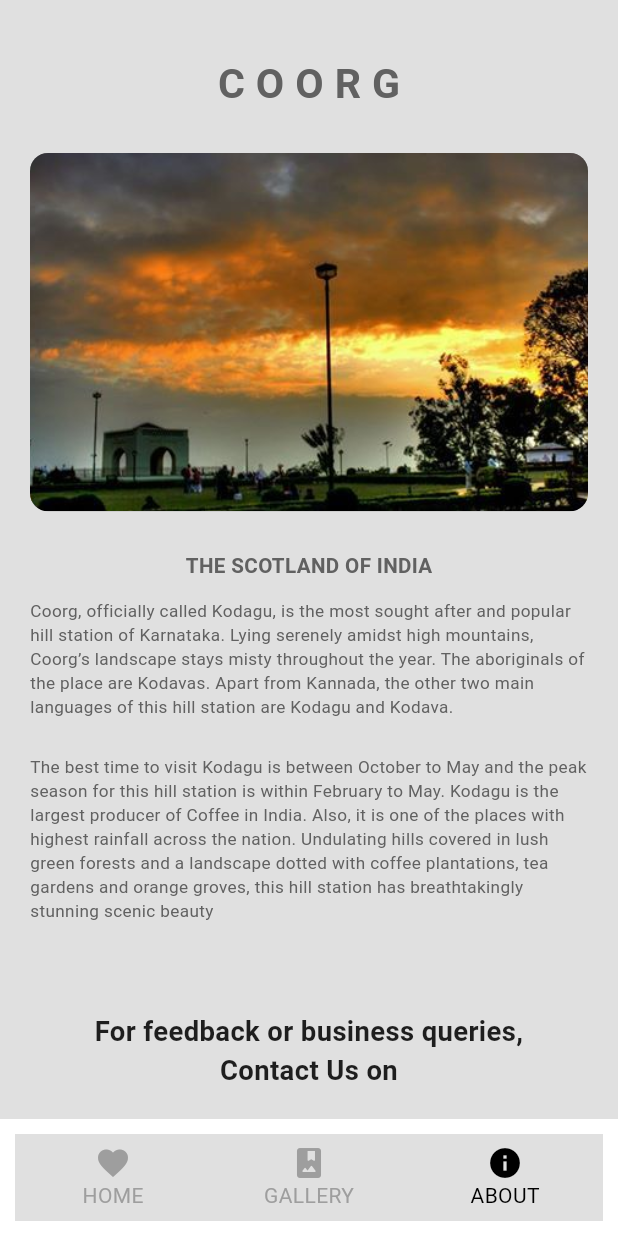
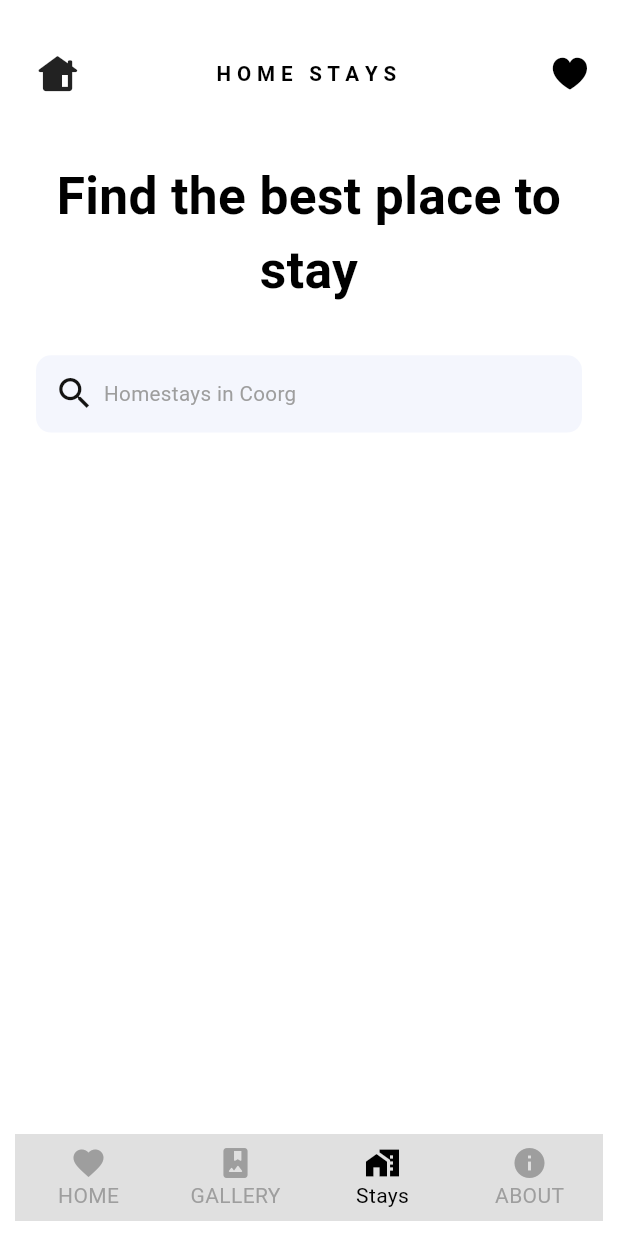
Before and after one commit to iamsajidshaz/COORG, a Flutter app: the HomePage screen opened directly, item 3 of the bottom bar chosen, on a phone screen of 412 x 824 dp. Run offline on Flutter 3.47's test engine with Material 3 defaults, Android fonts, the phone set to English and light mode, and no system bars; our stand-ins replace flutter_screenutil, flutter_social_button, google_mobile_ads, google_nav_bar, photo_view, readmore; missing offline and left inert: maps_launcher.

Commit message:
debugging on 04302024

```diff
--- a/lib/pages/home_page.dart
+++ b/lib/pages/home_page.dart
@@ -1,7 +1,7 @@
-import 'package:coorg/components/bottom_nav_bar.dart';
 import 'package:coorg/pages/navpages/about.dart';
 import 'package:coorg/pages/navpages/gallery.dart';
 import 'package:coorg/pages/navpages/home.dart';
+import 'package:coorg/pages/navpages/home_stays_page.dart';
 import 'package:flutter/material.dart';
 
 class HomePage extends StatefulWidget {
@@ -22,20 +22,15 @@ class _HomePageState extends State<HomePage> {
 
   // pages to display
   final List<Widget> _pages = [
-    Home(),
+    const Home(),
     GalleryPage(),
-    // about us page
-    AboutPage(),
+    const HomeStaysPage(),
+    const AboutPage(),
   ];
 
   @override
   Widget build(BuildContext context) {
     return Scaffold(
-      // backgroundColor: Colors.amber,
-      // bottomNavigationBar:
-      // MyBottomNavBar(
-      //   onTabChange: (index) => navigateBottomBar(index),
-      // ),
       bottomNavigationBar: Container(
         padding: const EdgeInsets.symmetric(vertical: 10, horizontal: 10),
         child: BottomNavigationBar(
@@ -61,6 +56,10 @@ class _HomePageState extends State<HomePage> {
               label: 'GALLERY',
             ),
             BottomNavigationBarItem(
+              icon: Icon(Icons.maps_home_work_sharp),
+              label: 'Stays',
+            ),
+            BottomNavigationBarItem(
               icon: Icon(Icons.info),
               label: 'ABOUT',
             ),
--- a/lib/pages/main_splash_screen.dart
+++ b/lib/pages/main_splash_screen.dart
@@ -58,7 +58,7 @@ class _MainSplashScreenState extends State<MainSplashScreen> {
                   fontSize: 40.sp,
                 ),
               ),
-              SizedBox(
+              const SizedBox(
                 height: 5,
               ),
               Text(
--- a/lib/pages/navpages/gallery.dart
+++ b/lib/pages/navpages/gallery.dart
@@ -7,7 +7,7 @@ import '../../components/single_gallery_item.dart';
 class GalleryPage extends StatelessWidget {
   GalleryPage({super.key});
 
-  final List _gallery_images = [
+  final List _galleryImages = [
     "assets/images/raja_seat.jpg",
     "assets/images/abbey_falls.jpg",
     "assets/images/madikeri_fort.jpg",
@@ -68,10 +68,10 @@ class GalleryPage extends StatelessWidget {
         gridDelegate: const SliverGridDelegateWithFixedCrossAxisCount(
           crossAxisCount: 2,
         ),
-        itemCount: _gallery_images.length,
+        itemCount: _galleryImages.length,
         itemBuilder: (BuildContext context, int index) {
           return GalleryItem(
-            image: _gallery_images[index],
+            image: _galleryImages[index],
             imagePlace: _placesList[index],
           );
         },
--- a/lib/pages/navpages/home.dart
+++ b/lib/pages/navpages/home.dart
@@ -72,7 +72,7 @@ class _HomeState extends State<Home> {
     'Omkareshwara Temple',
     'ChikliHole Dam',
   ];
-  final List _places_images = [
+  final List _placesImages = [
     "assets/images/raja_seat.jpg",
     "assets/images/abbey_falls.jpg",
     "assets/images/madikeri_fort.jpg",
@@ -264,7 +264,7 @@ class _HomeState extends State<Home> {
                 children: [
                   Icon(
                     Icons.search,
-                    color: Color(0xffBFC205),
+                    color: const Color(0xffBFC205),
                     size: 24.sp,
                   ),
                   SizedBox(
@@ -309,7 +309,7 @@ class _HomeState extends State<Home> {
                   padding: const EdgeInsets.only(top: 8.0, right: 12),
                   child: PlacesList(
                     text: _placesList[index],
-                    image: _places_images[index],
+                    image: _placesImages[index],
                     desc: _desc[index],
                     lat: _lats[index],
                     lang: _langs[index],
@@ -372,7 +372,7 @@ class _HomeState extends State<Home> {
           child: Container(
             height: 200.h,
             decoration: BoxDecoration(
-              image: DecorationImage(
+              image: const DecorationImage(
                 image: AssetImage("assets/images/raja_seat.jpg"),
                 fit: BoxFit.cover,
               ),
--- /dev/null
+++ b/lib/pages/navpages/home_stays_page.dart
@@ -0,0 +1,107 @@
+import 'package:flutter/material.dart';
+import 'package:flutter/cupertino.dart';
+import 'package:flutter_screenutil/flutter_screenutil.dart';
+
+class HomeStaysPage extends StatelessWidget {
+  const HomeStaysPage({super.key});
+
+  @override
+  Widget build(BuildContext context) {
+    return ListView(
+      children: [
+        Padding(
+          padding: const EdgeInsets.only(left: 25.0, top: 25, right: 8),
+          child: Row(
+            mainAxisAlignment: MainAxisAlignment.spaceBetween,
+            children: [
+              // icon
+              Icon(
+                CupertinoIcons.house_alt_fill,
+                size: 24.sp,
+              ),
+
+              // text
+              Text(
+                "H O M E   S T A Y S",
+                style: TextStyle(fontWeight: FontWeight.bold, fontSize: 12.sp),
+              ),
+
+              // icon
+              IconButton(
+                onPressed: () {
+                  // Navigator.push(
+                  //     context,
+                  //     MaterialPageRoute(
+                  //         builder: (context) => const SettingsPage()));
+                },
+                icon: Icon(
+                  CupertinoIcons.heart_fill,
+                  color: Colors.black,
+                  size: 24.sp,
+                ),
+              ),
+            ],
+          ),
+        ),
+        // gap
+        SizedBox(
+          height: 20.h,
+        ),
+        //
+        Container(
+          margin: const EdgeInsets.all(10),
+          child: Text(
+            textAlign: TextAlign.center,
+            'Find the best place to stay',
+            style: TextStyle(fontSize: 30.sp, fontWeight: FontWeight.bold),
+          ),
+        ),
+        // search bar
+        Padding(
+          padding: const EdgeInsets.all(12.0),
+          child: GestureDetector(
+            //on tap
+            onTap: () {
+              // Navigator.push(
+              //   context,
+              //   MaterialPageRoute(builder: (context) => const SearchPlaces()),
+              // );
+            },
+            //
+            child: Container(
+              decoration: BoxDecoration(
+                borderRadius: BorderRadius.circular(10),
+                color: const Color(0xfff4f6fd),
+              ),
+              padding: const EdgeInsets.symmetric(horizontal: 12, vertical: 12),
+              margin: const EdgeInsets.only(left: 12, right: 12, top: 10),
+              child: Row(
+                //  mainAxisAlignment: MainAxisAlignment.spaceBetween,
+                children: [
+                  Icon(
+                    Icons.search,
+                    color: Color.fromARGB(255, 19, 19, 18),
+                    size: 24.sp,
+                  ),
+                  SizedBox(
+                    width: 5.w,
+                  ),
+                  Text(
+                    'Homestays in Coorg',
+                    style: TextStyle(
+                      fontSize: 12.sp,
+                      color: Theme.of(context).colorScheme.primary,
+                    ),
+                  ),
+                ],
+              ),
+            ),
+          ),
+        ),
+        SizedBox(
+          height: 8.h,
+        ),
+      ],
+    );
+  }
+}
--- a/lib/pages/splash_screen.dart
+++ b/lib/pages/splash_screen.dart
@@ -89,6 +89,7 @@ class _SplashScreenState extends State<SplashScreen> {
                         });
                         await Future.delayed(const Duration(seconds: 3));
                         Navigator.pushReplacement(
+                            // ignore: use_build_context_synchronously
                             context,
                             MaterialPageRoute(
                                 builder: (context) => const HomePage()));
```
Also changed, not shown: lib/components/place_list.dart (+4 -4 lines), lib/pages/explore_place_detailed.dart (+4 -6 lines), lib/pages/navpages/about.dart (+6 -5 lines), lib/pages/view_gallery_image.dart (+3 -4 lines).
